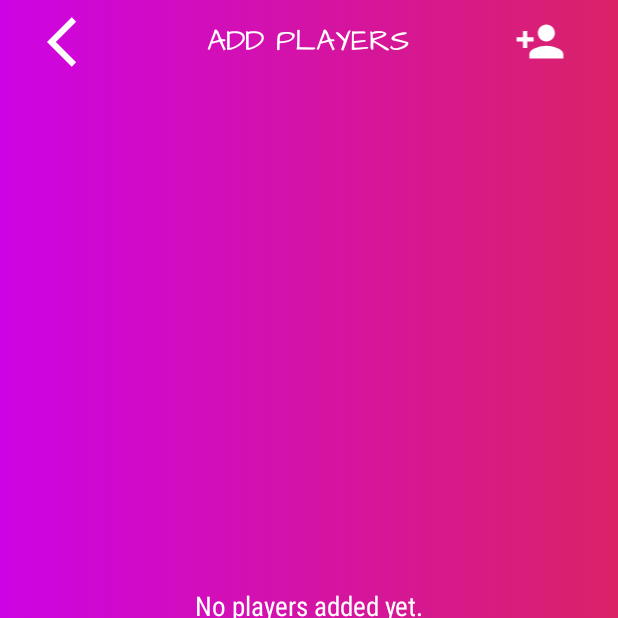
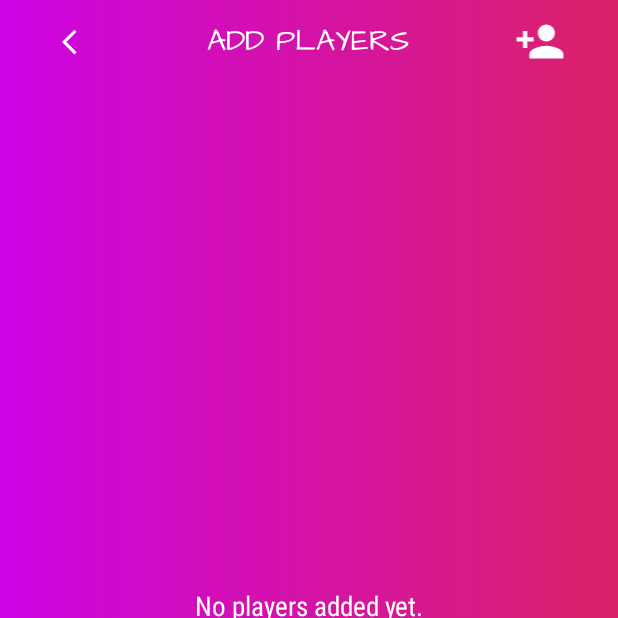
Before and after one commit to KidusMT/PartyGame, an Android app: the TeamActivity screen opened directly, with no data from a screen before it, on a phone screen of 412 x 824 dp, the top half of it. Run offline under Robolectric (Android 15) with nearby library versions, the light colour scheme and no system bars; our stand-ins replace ButterKnife, Dagger/Hilt's generated code, RxJava; 1 statement that could not run was skipped.

Commit message:
back arrow size decreased for activity_team.xml
Signed-off-by: kidusmt <kidusmamuye@gmail.com>

```diff
--- a/app/src/main/res/layout/activity_team.xml
+++ b/app/src/main/res/layout/activity_team.xml
@@ -30,13 +30,12 @@
                 android:layout_height="match_parent">
 
                 <ImageView
-                    android:layout_width="match_parent"
-                    android:layout_height="match_parent"
                     android:layout_centerInParent="true"
+                    android:layout_width="36dp"
+                    android:layout_height="36dp"
                     android:paddingTop="8dp"
                     android:paddingBottom="8dp"
-                    app:srcCompat="@drawable/ic_chevron" />
-
+                    app:srcCompat="@drawable/ic_chevron_white" />
             </RelativeLayout>
 
         </LinearLayout>
```
